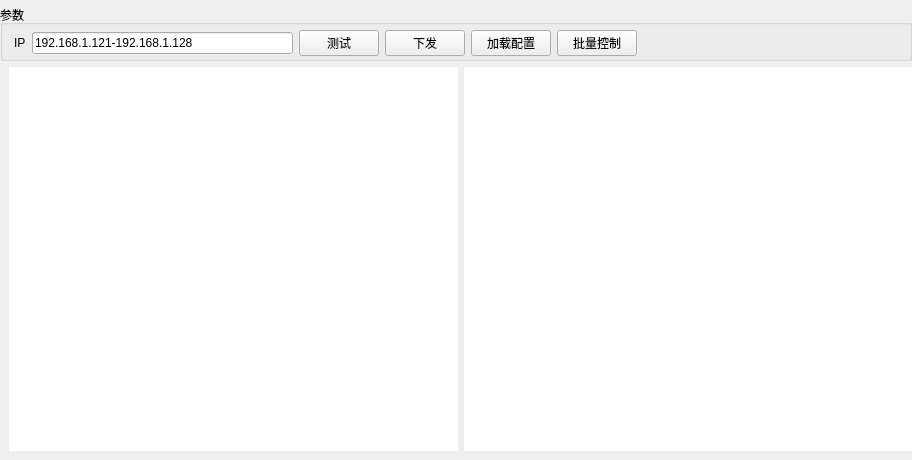
Above: views/scan_settings.ui from Shogpe/bmsTool before the change. Below: the same form after it.
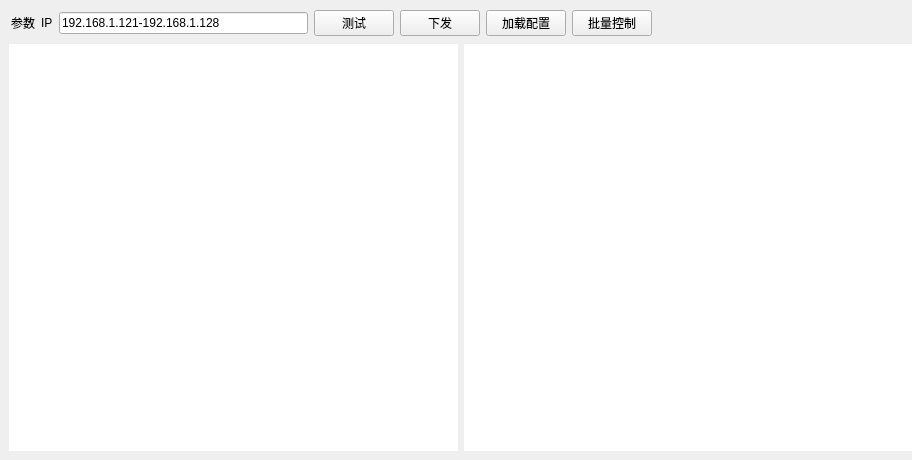
That is the form after the change.

```diff
--- a/views/scan_settings.ui
+++ b/views/scan_settings.ui
@@ -48,22 +48,13 @@
     <number>0</number>
    </property>
    <item>
-    <widget class="QGroupBox" name="groupBox_3">
+    <widget class="QWidget" name="widget_3" native="true">
      <property name="sizePolicy">
       <sizepolicy hsizetype="Preferred" vsizetype="Fixed">
        <horstretch>0</horstretch>
        <verstretch>0</verstretch>
       </sizepolicy>
      </property>
-     <property name="title">
-      <string>参数</string>
-     </property>
-     <property name="flat">
-      <bool>true</bool>
-     </property>
-     <property name="checkable">
-      <bool>false</bool>
-     </property>
      <layout class="QHBoxLayout" name="horizontalLayout">
       <property name="topMargin">
        <number>5</number>
@@ -71,6 +62,13 @@
       <property name="bottomMargin">
        <number>2</number>
       </property>
+      <item>
+       <widget class="QLabel" name="label_2">
+        <property name="text">
+         <string>参数</string>
+        </property>
+       </widget>
+      </item>
       <item>
        <widget class="QLabel" name="label">
         <property name="text">
```
